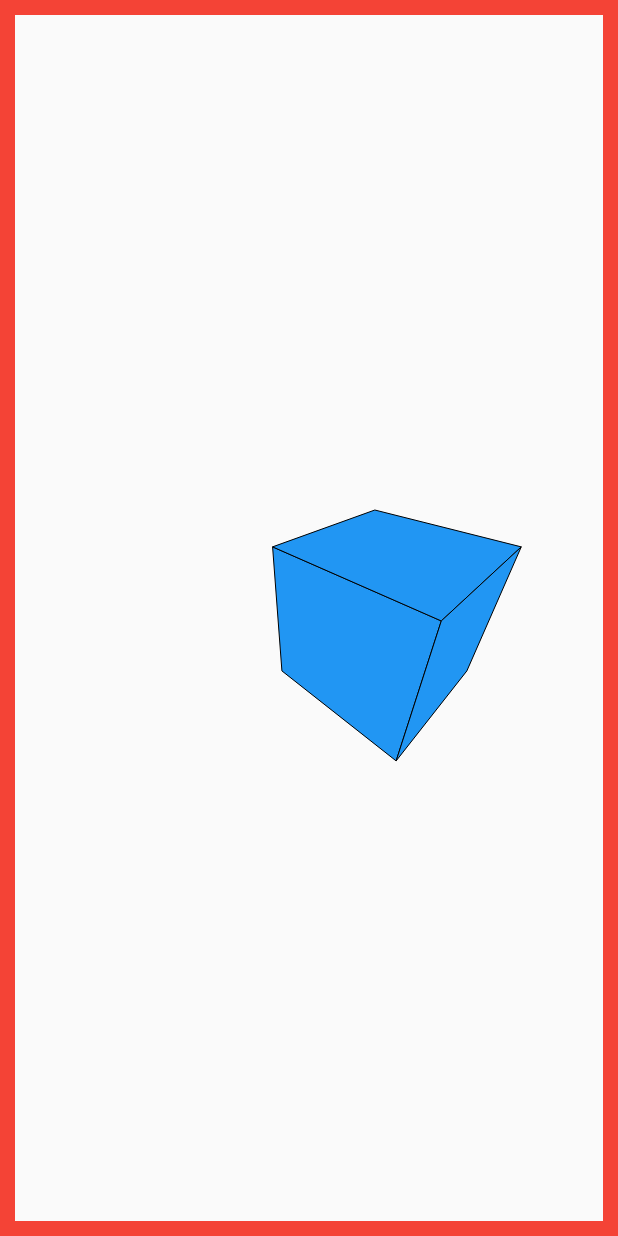
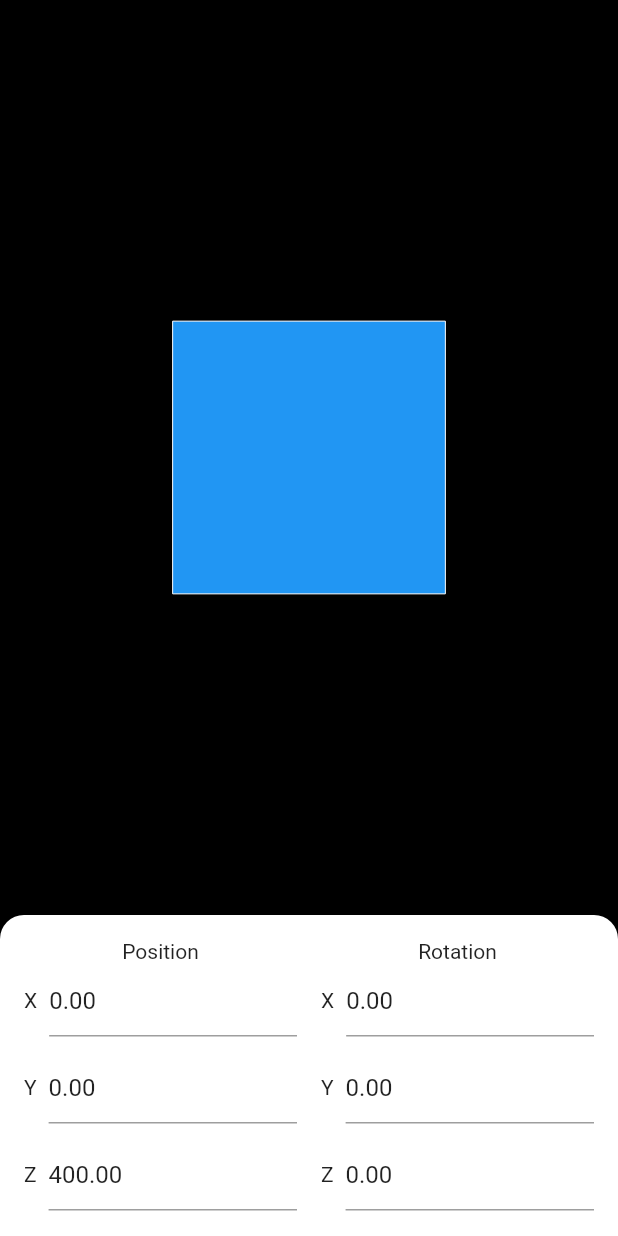
Before and after one commit to gustavo-hillesheim/flutter_3d, a Flutter app: the screen it shows after launch, on a phone screen of 412 x 824 dp. Run offline on Flutter 3.47's test engine with Material 2 defaults, Android fonts, the phone set to English and light mode, and no system bars.

Commit message:
Added inputs for position and rotation of objects in example

```diff
--- a/example/lib/main.dart
+++ b/example/lib/main.dart
@@ -1,5 +1,3 @@
-import 'dart:math' as math;
-
 import 'package:flutter/material.dart';
 import 'package:flutter_3d/flutter_3d.dart';
 
@@ -13,33 +11,160 @@ class MyApp extends StatefulWidget {
 }
 
 class _MyAppState extends State<MyApp> {
-  final _cube = Cube(
-    position: const Point3d(100, 0, 400),
-    initialRotation: const Rotation(math.pi * 0.20, math.pi * 0.25),
-    size: 200,
+  var cube = Cube(
+    position: const Point3d(0, 0, 400),
+    size: 250,
   );
 
   @override
   Widget build(BuildContext context) {
     return MaterialApp(
       home: Scaffold(
-        body: SizedBox.expand(
-          child: GestureDetector(
-            onPanUpdate: (details) {
-              setState(() {
-                _cube.rotateX(details.delta.dy * 0.01);
-                _cube.rotateY(details.delta.dx * -0.01);
-              });
-            },
-            child: Center(
-              child: Renderer3d(
-                focalLength: 200,
-                cube: _cube,
+        backgroundColor: Colors.black,
+        body: Column(
+          children: [
+            Expanded(
+              child: Center(
+                child: Renderer3d(
+                  focalLength: 200,
+                  cube: cube,
+                ),
               ),
             ),
-          ),
+            BottomCard(
+              color: Colors.white,
+              child: Padding(
+                padding: const EdgeInsets.all(16),
+                child: Row(
+                  children: [
+                    Expanded(
+                      child: Column(
+                        children: [
+                          const Text('Position'),
+                          _inputRow(
+                            'X',
+                            cube.position.x,
+                            10,
+                            (value) => setState(() {
+                              cube = cube.at(x: value);
+                            }),
+                          ),
+                          const SizedBox(height: 8),
+                          _inputRow(
+                            'Y',
+                            cube.position.y,
+                            10,
+                            (value) => setState(() {
+                              cube = cube.at(y: value);
+                            }),
+                          ),
+                          const SizedBox(height: 8),
+                          _inputRow(
+                            'Z',
+                            cube.position.z,
+                            10,
+                            (value) => setState(() {
+                              cube = cube.at(z: value);
+                            }),
+                          ),
+                        ],
+                      ),
+                    ),
+                    const SizedBox(width: 16),
+                    Expanded(
+                      child: Column(
+                        children: [
+                          const Text('Rotation'),
+                          _inputRow(
+                            'X',
+                            cube.rotation.x,
+                            0.1,
+                            (value) => setState(() {
+                              cube = cube.rotated(x: value);
+                            }),
+                          ),
+                          const SizedBox(height: 8),
+                          _inputRow(
+                            'Y',
+                            cube.rotation.y,
+                            0.1,
+                            (value) => setState(() {
+                              cube = cube.rotated(y: value);
+                            }),
+                          ),
+                          const SizedBox(height: 8),
+                          _inputRow(
+                            'Z',
+                            cube.rotation.z,
+                            0.1,
+                            (value) => setState(() {
+                              cube = cube.rotated(z: value);
+                            }),
+                          ),
+                        ],
+                      ),
+                    ),
+                  ],
+                ),
+              ),
+            ),
+          ],
         ),
       ),
     );
   }
+
+  Widget _inputRow(
+    String label,
+    double initialValue,
+    double panMultiplier,
+    ValueChanged<double> onChange,
+  ) {
+    return SizedBox(
+      height: 50,
+      child: Row(
+        crossAxisAlignment: CrossAxisAlignment.center,
+        children: [
+          Text(label),
+          const SizedBox(width: 8),
+          Expanded(
+            child: GestureDetector(
+              onPanUpdate: (details) {
+                onChange(details.delta.dx * panMultiplier + initialValue);
+              },
+              child: TextFormField(
+                controller: TextEditingController(
+                  text: initialValue.toStringAsFixed(2),
+                ),
+                onChanged: (v) => onChange(double.tryParse(v) ?? 0),
+                keyboardType: TextInputType.number,
+              ),
+            ),
+          ),
+        ],
+      ),
+    );
+  }
 }
+
+class BottomCard extends StatelessWidget {
+  final Color color;
+  final Widget child;
+
+  const BottomCard({
+    Key? key,
+    required this.color,
+    required this.child,
+  }) : super(key: key);
+
+  @override
+  Widget build(BuildContext context) {
+    return Container(
+      decoration: BoxDecoration(
+        color: color,
+        borderRadius: const BorderRadius.vertical(top: Radius.circular(16)),
+      ),
+      child: child,
+    );
+  }
+}
--- a/lib/flutter_3d.dart
+++ b/lib/flutter_3d.dart
@@ -20,17 +20,12 @@ class Renderer3d extends StatelessWidget {
   @override
   Widget build(BuildContext context) {
     return LayoutBuilder(builder: (_, constraints) {
-      return Container(
-        decoration: BoxDecoration(
-          border: Border.all(color: Colors.red, width: 10),
+      return CustomPaint(
+        size: Size(
+          width ?? constraints.maxWidth,
+          height ?? constraints.maxHeight,
         ),
-        child: CustomPaint(
-          size: Size(
-            width ?? constraints.maxWidth,
-            height ?? constraints.maxHeight,
-          ),
-          painter: Painter3d(focalLength: focalLength, cube: cube),
-        ),
+        painter: Painter3d(focalLength: focalLength, cube: cube),
       );
     });
   }
@@ -48,15 +43,17 @@ class Painter3d extends CustomPainter {
   @override
   void paint(Canvas canvas, Size size) {
     final strokePaint = Paint()
-      ..color = Colors.black
+      ..color = Colors.white
       ..style = PaintingStyle.stroke;
     final fillPaint = Paint()..color = Colors.blue;
 
-    final vertices = cube.vertices
+    final rotatedVertices = _rotate(cube.vertices,
+        rotation: cube.rotation, aroundPoint: cube.position);
+    final vertices = rotatedVertices
         .map((v) => project(v, focalLength, size.width, size.height))
         .toList();
     for (final face in cube.faces) {
-      if (_isFrontFace(face, cube.vertices)) {
+      if (_isFrontFace(face, rotatedVertices)) {
         final path = Path();
         path.moveTo(vertices[face[0]].x, vertices[face[0]].y);
         path.lineTo(vertices[face[1]].x, vertices[face[1]].y);
@@ -108,18 +105,28 @@ class Point3d {
   final double z;
 
   const Point3d(this.x, this.y, this.z);
+
+  Point3d copyWith({double? x, double? y, double? z}) {
+    return Point3d(x ?? this.x, y ?? this.y, z ?? this.z);
+  }
 }
 
 class Rotation {
   final double x;
   final double y;
+  final double z;
 
-  const Rotation(this.x, this.y);
+  const Rotation(this.x, this.y, this.z);
+
+  Rotation copyWith({double? x, double? y, double? z}) {
+    return Rotation(x ?? this.x, y ?? this.y, z ?? this.z);
+  }
 }
 
 class Cube {
   final Point3d position;
   final double size;
+  final Rotation rotation;
   List<Point3d> _vertices = [];
   final List<List<int>> faces;
 
@@ -128,7 +135,7 @@ class Cube {
   Cube({
     required this.position,
     required this.size,
-    Rotation initialRotation = const Rotation(0, 0),
+    this.rotation = const Rotation(0, 0, 0),
   }) : faces = [
           [0, 1, 2, 3],
           [0, 4, 5, 1],
@@ -150,45 +157,58 @@ class Cube {
       Point3d(x + size * 0.5, y + size * 0.5, z + size * 0.5),
       Point3d(x - size * 0.5, y + size * 0.5, z + size * 0.5),
     ];
-    _vertices =
-        _rotateY(_vertices, rotation: initialRotation.y, origin: position);
-    _vertices =
-        _rotateX(_vertices, rotation: initialRotation.x, origin: position);
   }
 
-  void rotateX(double rotation) {
-    _vertices = _rotateX(vertices, rotation: rotation, origin: position);
+  Cube at({double? x, double? y, double? z}) {
+    return copyWith(
+      position: position.copyWith(x: x, y: y, z: z),
+      rotation: rotation,
+      size: size,
+    );
   }
 
-  void rotateY(double rotation) {
-    _vertices = _rotateY(vertices, rotation: rotation, origin: position);
+  Cube rotated({double? x, double? y, double? z}) {
+    return copyWith(
+      position: position,
+      rotation: rotation.copyWith(x: x, y: y, z: z),
+      size: size,
+    );
+  }
+
+  Cube copyWith({Point3d? position, Rotation? rotation, double? size}) {
+    return Cube(
+      position: position ?? this.position,
+      rotation: rotation ?? this.rotation,
+      size: size ?? this.size,
+    );
   }
 }
 
-List<Point3d> _rotateX(
+List<Point3d> _rotate(
   List<Point3d> points, {
-  required double rotation,
-  required Point3d origin,
+  required Rotation rotation,
+  required Point3d aroundPoint,
 }) {
-  final cosine = cos(rotation);
-  final sine = sin(rotation);
-  return points.map((p) {
-    final y = (p.y - origin.y) * cosine - (p.z - origin.z) * sine;
-    final z = (p.y - origin.y) * sine + (p.z - origin.z) * cosine;
-    return Point3d(p.x, y + origin.y, z + origin.z);
+  final xCos = cos(rotation.x);
+  final xSin = sin(rotation.x);
+  final yCos = cos(rotation.y);
+  final ySin = sin(rotation.y);
+  final zCos = cos(rotation.z);
+  final zSin = sin(rotation.z);
+
+  return points.map((point) {
+    final px = point.x - aroundPoint.x;
+    final py = point.y - aroundPoint.y;
+    final pz = point.z - aroundPoint.z;
+
+    final nx = zCos * yCos * px +
+        (zCos * ySin * xSin * py - zSin * xCos * py) +
+        (zCos * ySin * xCos * pz + zSin * xSin * pz);
+    final ny = zSin * yCos * px +
+        (zSin * ySin * xSin * py + zCos * xCos * py) +
+        (zSin * ySin * xCos * pz - zCos * xSin * pz);
+    final nz = -ySin * px + yCos * xSin * py + yCos * xCos * pz;
+
+    return Point3d(nx + aroundPoint.x, ny + aroundPoint.y, nz + aroundPoint.z);
   }).toList(growable: false);
 }
-
-List<Point3d> _rotateY(
-  List<Point3d> points, {
-  required double rotation,
-  required Point3d origin,
-}) {
-  final cosine = cos(rotation);
-  final sine = sin(rotation);
-  return points.map((p) {
-    final x = (p.z - origin.z) * sine + (p.x - origin.x) * cosine;
-    final z = (p.z - origin.z) * cosine - (p.x - origin.x) * sine;
-    return Point3d(x + origin.x, p.y, z + origin.z);
-  }).toList(growable: false);
-}
```
